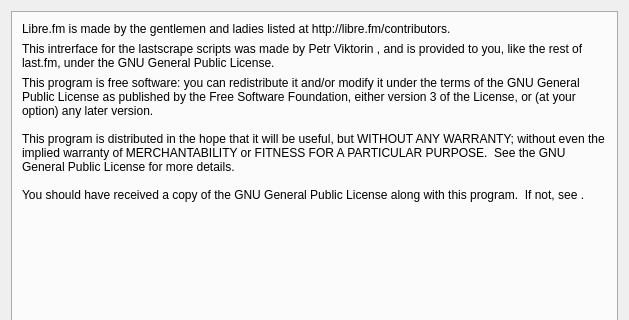
This is lastscrape.ui in encukou/lastscrape-gui as Qt 5 draws it before an edit; both pictures show x 0 to 629 and y 0 to 320 of the 629 by 465 pixel window. The edited form follows.
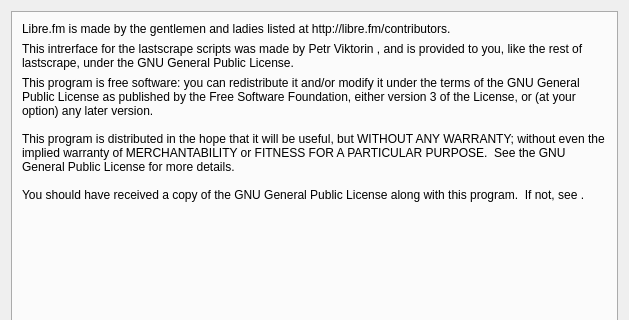
This is the edited form. The open tabs and pages were chosen to show the change.

Commit message: Fix embarrassing error in credits

The edit to the form file:
```diff
--- a/lastscrape.ui
+++ b/lastscrape.ui
@@ -465,7 +465,7 @@
        <item row="1" column="0" >
         <widget class="QLabel" name="label_22" >
          <property name="text" >
-          <string>This intrerface for the lastscrape scripts was made by Petr Viktorin &lt;encukou>, and is provided to you, like the rest of last.fm, under the GNU General Public License.</string>
+             <string>This intrerface for the lastscrape scripts was made by Petr Viktorin &lt;encukou>, and is provided to you, like the rest of lastscrape, under the GNU General Public License.</string>
          </property>
          <property name="wordWrap" >
           <bool>true</bool>
```
